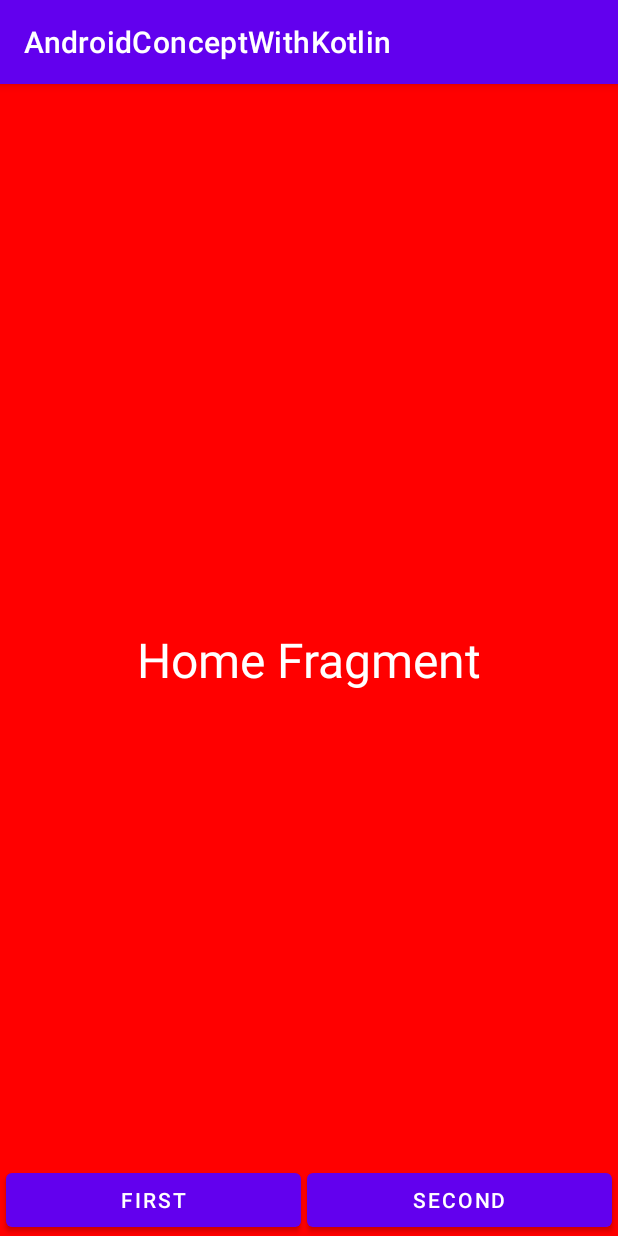
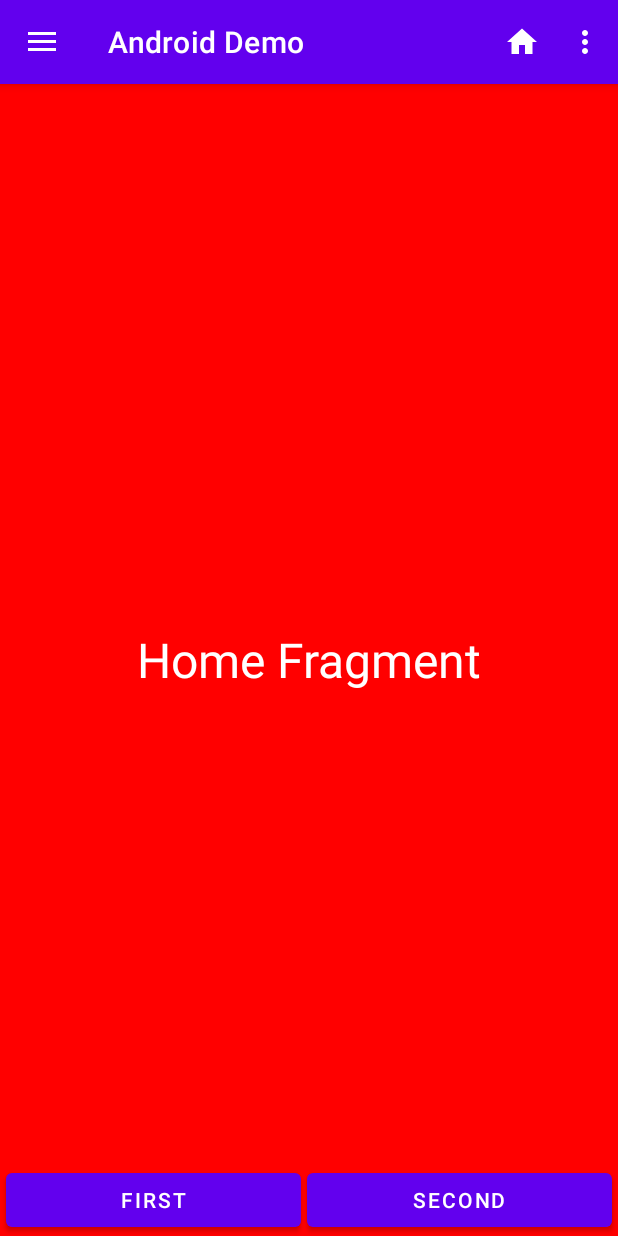
Before and after one commit to NiteshD1/AndroidConceptWithKotlin, an Android app: the screen it shows after launch (MainActivity), on a phone screen of 412 x 824 dp. Run offline under Robolectric (Android 15) with nearby library versions, the light colour scheme and no system bars.

Commit message:
Changes Done

```diff
--- a/app/src/main/AndroidManifest.xml
+++ b/app/src/main/AndroidManifest.xml
@@ -4,6 +4,7 @@
 
     <application
         android:allowBackup="true"
+        android:name=".MainApplication"
         android:dataExtractionRules="@xml/data_extraction_rules"
         android:fullBackupContent="@xml/backup_rules"
         android:icon="@mipmap/ic_launcher"
--- /dev/null
+++ b/app/src/main/java/com/android/concept/MainApplication.kt
@@ -0,0 +1,18 @@
+package com.android.concept
+
+import android.app.Application
+import android.content.Context
+
+class MainApplication : Application() {
+
+    override fun onCreate() {
+        super.onCreate()
+        MainApplication.appContext = applicationContext
+    }
+
+    companion object {
+
+        lateinit  var appContext: Context
+
+    }
+}
--- /dev/null
+++ b/app/src/main/res/drawable/ic_icon_home.xml
@@ -0,0 +1,5 @@
+<vector android:height="24dp" android:tint="#FFFFFF"
+    android:viewportHeight="24" android:viewportWidth="24"
+    android:width="24dp" xmlns:android="http://schemas.android.com/apk/res/android">
+    <path android:fillColor="@android:color/white" android:pathData="M10,20v-6h4v6h5v-8h3L12,3 2,12h3v8z"/>
+</vector>
--- /dev/null
+++ b/app/src/main/res/drawable/ic_icon_setting.xml
@@ -0,0 +1,5 @@
+<vector android:height="24dp" android:tint="#FFFFFF"
+    android:viewportHeight="24" android:viewportWidth="24"
+    android:width="24dp" xmlns:android="http://schemas.android.com/apk/res/android">
+    <path android:fillColor="@android:color/white" android:pathData="M19.14,12.94c0.04,-0.3 0.06,-0.61 0.06,-0.94c0,-0.32 -0.02,-0.64 -0.07,-0.94l2.03,-1.58c0.18,-0.14 0.23,-0.41 0.12,-0.61l-1.92,-3.32c-0.12,-0.22 -0.37,-0.29 -0.59,-0.22l-2.39,0.96c-0.5,-0.38 -1.03,-0.7 -1.62,-0.94L14.4,2.81c-0.04,-0.24 -0.24,-0.41 -0.48,-0.41h-3.84c-0.24,0 -0.43,0.17 -0.47,0.41L9.25,5.35C8.66,5.59 8.12,5.92 7.63,6.29L5.24,5.33c-0.22,-0.08 -0.47,0 -0.59,0.22L2.74,8.87C2.62,9.08 2.66,9.34 2.86,9.48l2.03,1.58C4.84,11.36 4.8,11.69 4.8,12s0.02,0.64 0.07,0.94l-2.03,1.58c-0.18,0.14 -0.23,0.41 -0.12,0.61l1.92,3.32c0.12,0.22 0.37,0.29 0.59,0.22l2.39,-0.96c0.5,0.38 1.03,0.7 1.62,0.94l0.36,2.54c0.05,0.24 0.24,0.41 0.48,0.41h3.84c0.24,0 0.44,-0.17 0.47,-0.41l0.36,-2.54c0.59,-0.24 1.13,-0.56 1.62,-0.94l2.39,0.96c0.22,0.08 0.47,0 0.59,-0.22l1.92,-3.32c0.12,-0.22 0.07,-0.47 -0.12,-0.61L19.14,12.94zM12,15.6c-1.98,0 -3.6,-1.62 -3.6,-3.6s1.62,-3.6 3.6,-3.6s3.6,1.62 3.6,3.6S13.98,15.6 12,15.6z"/>
+</vector>
--- a/app/src/main/res/layout/activity_main.xml
+++ b/app/src/main/res/layout/activity_main.xml
@@ -1,11 +1,11 @@
 <?xml version="1.0" encoding="utf-8"?>
-<androidx.constraintlayout.widget.ConstraintLayout xmlns:android="http://schemas.android.com/apk/res/android"
+<androidx.drawerlayout.widget.DrawerLayout xmlns:android="http://schemas.android.com/apk/res/android"
     xmlns:app="http://schemas.android.com/apk/res-auto"
     xmlns:tools="http://schemas.android.com/tools"
     android:layout_width="match_parent"
     android:layout_height="match_parent"
+    android:id="@+id/drawer_layout"
     tools:context=".MainActivity">
-
 
     <androidx.fragment.app.FragmentContainerView
         android:id="@+id/fragmentContainerView"
@@ -13,11 +13,14 @@
         android:layout_width="match_parent"
         android:layout_height="match_parent"
         app:defaultNavHost="true"
-        app:layout_constraintEnd_toEndOf="parent"
-        app:layout_constraintStart_toStartOf="parent"
-        app:layout_constraintTop_toTopOf="parent"
         app:navGraph="@navigation/my_nav_graph" />
 
+    <com.google.android.material.navigation.NavigationView
+        android:id="@+id/navigationView"
+        android:layout_width="wrap_content"
+        android:layout_height="match_parent"
+        android:layout_gravity="start"
+        app:menu="@menu/main_menu"/>
 
 
-</androidx.constraintlayout.widget.ConstraintLayout>
+</androidx.drawerlayout.widget.DrawerLayout>
--- /dev/null
+++ b/app/src/main/res/menu/main_menu.xml
@@ -0,0 +1,18 @@
+<?xml version="1.0" encoding="utf-8"?>
+<menu xmlns:android="http://schemas.android.com/apk/res/android"
+    xmlns:app="http://schemas.android.com/apk/res-auto">
+
+    <group android:id="@+id/first_group">
+        <item android:id="@+id/item_home"
+            android:title="Home"
+            app:showAsAction="ifRoom"
+            android:icon="@drawable/ic_icon_home"/>
+
+        <item android:id="@+id/item_setting"
+            android:title="Setting"
+            android:icon="@drawable/ic_icon_setting"/>
+    </group>
+
+    <item android:id="@+id/item_logout"
+        android:title="Logout" />
+</menu>
--- a/app/src/main/res/navigation/my_nav_graph.xml
+++ b/app/src/main/res/navigation/my_nav_graph.xml
@@ -52,6 +52,6 @@
         android:name="com.android.concept.SettingFragment"
         android:label="fragment_setting"
         tools:layout="@layout/fragment_setting" />
-    <action android:id="@+id/action_global_settingFragment" app:destination="@id/settingFragment" />
+    <action android:id="@+id/action_global_settingFragment" app:destination="@id/settingFragment" /><action android:id="@+id/action_global_homeFragment" app:destination="@id/homeFragment"/>
 
 </navigation>
--- a/app/src/main/res/values/strings.xml
+++ b/app/src/main/res/values/strings.xml
@@ -2,4 +2,6 @@
     <string name="app_name">AndroidConceptWithKotlin</string>
     <!-- TODO: Remove or change this placeholder text -->
     <string name="hello_blank_fragment">Hello blank fragment</string>
+    <string name="nav_open">Open</string>
+    <string name="nav_close">Close</string>
 </resources>
```
Also changed, not shown: app/src/main/java/com/android/concept/MainActivity.kt (+116 -40 lines), app/src/main/java/com/android/concept/utils/Utils.kt (added, +10 -0 lines).
